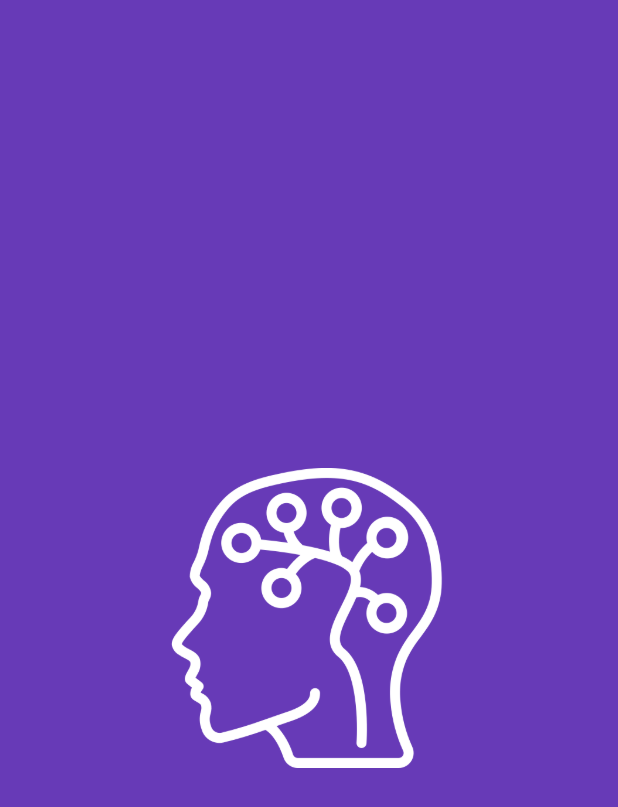
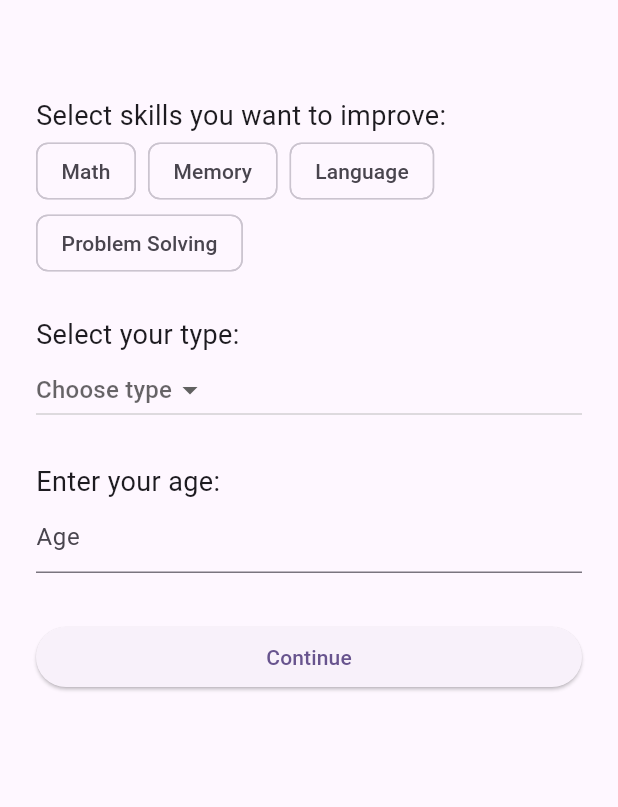
Before and after one commit to AhmedMahmoud2024/sho3la_clone, a Flutter app: the first screen one second after launch, on a phone screen of 412 x 824 dp. Shown: the top 807 px of the screen. Run offline on Flutter 3.47's test engine with Material 3 defaults, Android fonts, the light colour scheme and no system bars; our stand-ins replace shared_preferences.

Commit message:
finished myaccount screen & added shared preference to save first time question to app

```diff
--- /dev/null
+++ b/lib/common/on_boarding_screen.dart
@@ -0,0 +1,81 @@
+import 'package:flutter/material.dart';
+import 'package:shared_preferences/shared_preferences.dart';
+
+import '../screens/splash_screen.dart';
+
+
+class OnboardingScreen extends StatefulWidget {
+  const OnboardingScreen({Key? key}) : super(key: key);
+
+  @override
+  State<OnboardingScreen> createState() => _OnboardingScreenState();
+}
+
+class _OnboardingScreenState extends State<OnboardingScreen> {
+  final List<String> skills = ['Math', 'Memory', 'Language', 'Problem Solving'];
+  final List<String> types = ['Child', 'Teen', 'Adult'];
+  List<String> selectedSkills = [];
+  String? selectedType;
+  int? age;
+
+  void _submit() async {
+    if (selectedSkills.isEmpty || selectedType == null || age == null) return;
+    final prefs = await SharedPreferences.getInstance();
+    await prefs.setStringList('skills', selectedSkills);
+    await prefs.setString('type', selectedType!);
+    await prefs.setInt('age', age!);
+    Navigator.pushReplacement(context, MaterialPageRoute(builder: (_) => const SplashScreen()));
+  }
+
+  @override
+  Widget build(BuildContext context) {
+    return Scaffold(
+      body: Padding(
+        padding: const EdgeInsets.all(24),
+        child: ListView(
+          children: [
+            const SizedBox(height: 40),
+            const Text('Select skills you want to improve:', style: TextStyle(fontSize: 18)),
+            Wrap(
+              spacing: 8,
+              children: skills.map((skill) => FilterChip(
+                label: Text(skill),
+                selected: selectedSkills.contains(skill),
+                onSelected: (selected) {
+                  setState(() {
+                    selected
+                        ? selectedSkills.add(skill)
+                        : selectedSkills.remove(skill);
+                  });
+                },
+              )).toList(),
+            ),
+            const SizedBox(height: 24),
+            const Text('Select your type:', style: TextStyle(fontSize: 18)),
+            DropdownButton<String>(
+              value: selectedType,
+              hint: const Text('Choose type'),
+              items: types.map((type) => DropdownMenuItem(
+                value: type,
+                child: Text(type),
+              )).toList(),
+              onChanged: (val) => setState(() => selectedType = val),
+            ),
+            const SizedBox(height: 24),
+            const Text('Enter your age:', style: TextStyle(fontSize: 18)),
+            TextField(
+              keyboardType: TextInputType.number,
+              onChanged: (val) => setState(() => age = int.tryParse(val)),
+              decoration: const InputDecoration(hintText: 'Age'),
+            ),
+            const SizedBox(height: 32),
+            ElevatedButton(
+              onPressed: _submit,
+              child: const Text('Continue'),
+            ),
+          ],
+        ),
+      ),
+    );
+  }
+}
--- a/lib/main.dart
+++ b/lib/main.dart
@@ -1,5 +1,7 @@
 import 'package:flutter/material.dart';
+import 'package:shared_preferences/shared_preferences.dart';
 
+import 'common/on_boarding_screen.dart';
 import 'screens/splash_screen.dart';
 
 void main() {
@@ -9,6 +11,10 @@ void main() {
 class MyApp extends StatelessWidget {
   const MyApp({super.key});
 
+   Future<bool> _isFirstTime() async {
+    final prefs = await SharedPreferences.getInstance();
+    return !(prefs.containsKey('skills') && prefs.containsKey('type') && prefs.containsKey('age'));
+  }
   // This widget is the root of your application.
   @override
   Widget build(BuildContext context) {
@@ -20,7 +26,16 @@ class MyApp extends StatelessWidget {
         useMaterial3: true,
         backgroundColor: Colors.purple
       ),
-      home: const SplashScreen()
+      home: FutureBuilder(future: _isFirstTime(),
+       builder: (context,snapshot){
+        if(!snapshot.hasData){
+          return const SizedBox();// loading indicator can be added here
+        }
+                return snapshot.data! ? const OnboardingScreen() : const SplashScreen();
+       }
+       )
+      // const SplashScreen()
     );
   }
+
 }
--- a/pubspec.yaml
+++ b/pubspec.yaml
@@ -35,6 +35,7 @@ dependencies:
   # The following adds the Cupertino Icons font to your application.
   # Use with the CupertinoIcons class for iOS style icons.
   cupertino_icons: ^1.0.2
+  shared_preferences: ^2.2.3
 
 dev_dependencies:
   flutter_test:
```
Also changed, not shown: lib/screens/widgets/main_widgets/my_account.dart (+78 -3 lines), pubspec.lock, 1 other file.
